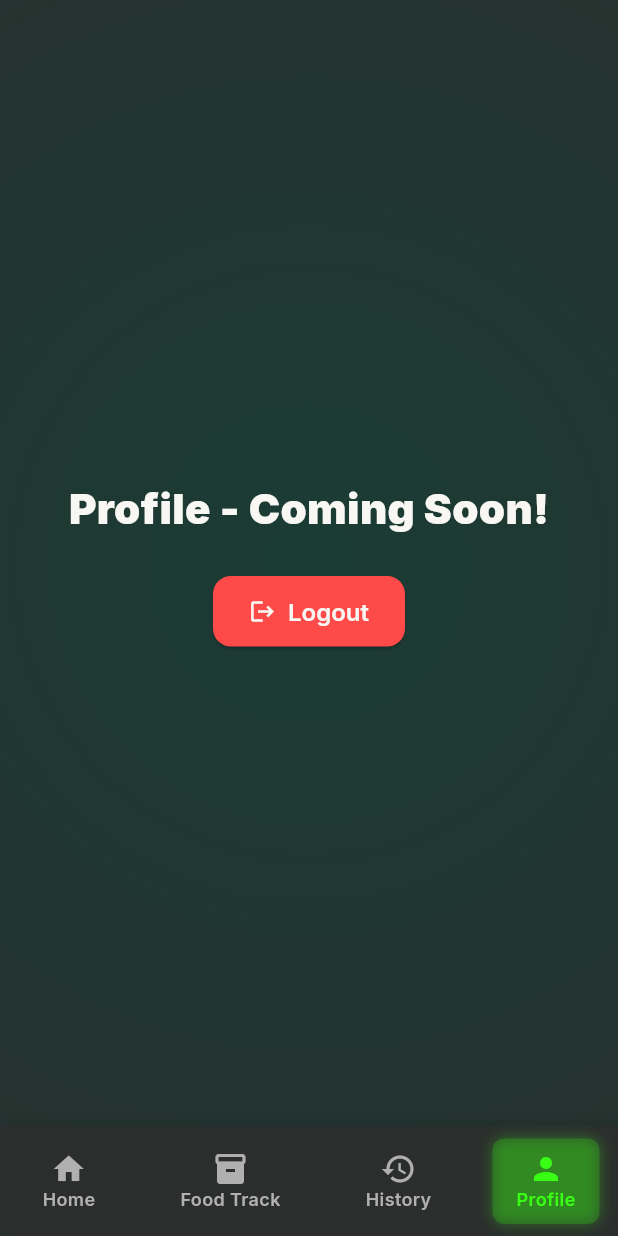
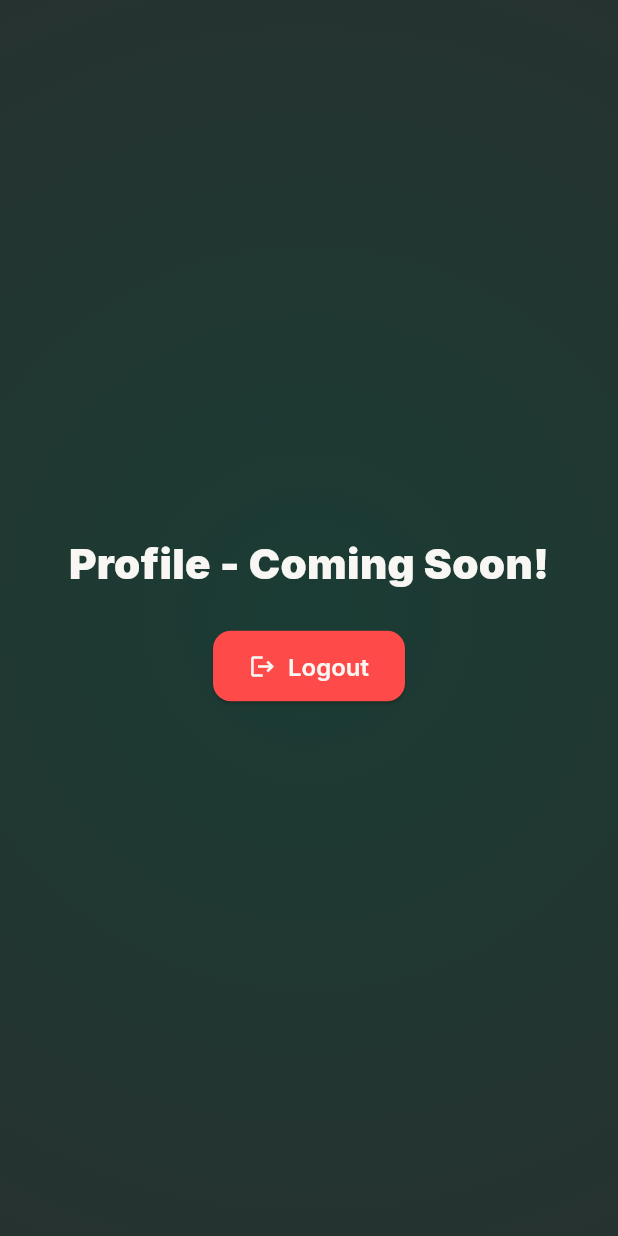
Before and after one commit to sumanthd032/ReNosh-AI, a Flutter app: the ProfileScreen screen opened directly, on a phone screen of 412 x 824 dp. Run offline on Flutter 3.47's test engine with Material 3 defaults, Android fonts, the phone set to English and light mode, and no system bars; our stand-ins replace animated_text_kit, carousel_slider, cloud_firestore, country_code_picker, email_validator, firebase_auth and 4 more; accounts and stored records are empty.

Commit message:
update profile screen

```diff
--- a/lib/screens/profile_screen.dart
+++ b/lib/screens/profile_screen.dart
@@ -3,9 +3,6 @@ import 'package:flutter/services.dart';
 import 'package:google_fonts/google_fonts.dart';
 import 'package:firebase_auth/firebase_auth.dart';
 import 'package:renosh_app/screens/auth_screen/login_screen.dart';
-import 'package:renosh_app/screens/establishment_dashboard.dart';
-import 'package:renosh_app/screens/food_track_screen.dart'; // Assumed file
-import 'package:renosh_app/screens/history_screen.dart'; // Assumed file
 
 class ProfileScreen extends StatelessWidget {
   const ProfileScreen({super.key});
@@ -45,7 +42,6 @@ class ProfileScreen extends StatelessWidget {
                   onPressed: () async {
                     HapticFeedback.mediumImpact();
                     await FirebaseAuth.instance.signOut();
-                    // Replaced Navigator.pushReplacementNamed with Navigator.pushReplacement
                     Navigator.pushReplacement(
                       context,
                       MaterialPageRoute(
@@ -78,114 +74,6 @@ class ProfileScreen extends StatelessWidget {
           ),
         ],
       ),
-      bottomNavigationBar: _buildBottomNavBar(context),
-    );
-  }
-
-  Widget _buildBottomNavBar(BuildContext context) {
-    return Container(
-      padding: const EdgeInsets.symmetric(vertical: 8),
-      decoration: BoxDecoration(
-        color: const Color(0xFF2D2D2D).withOpacity(0.9),
-        boxShadow: [
-          BoxShadow(
-            color: Colors.black.withOpacity(0.1),
-            blurRadius: 8,
-            offset: const Offset(0, -4),
-          ),
-        ],
-      ),
-      child: Row(
-        mainAxisAlignment: MainAxisAlignment.spaceAround,
-        children: [
-          _buildNavItem(
-            'Home',
-            Icons.home,
-            false,
-            () => Navigator.push(
-              context,
-              MaterialPageRoute(
-                builder: (context) => const EstablishmentDashboard(),
-              ),
-            ),
-          ),
-          _buildNavItem(
-            'Food Track',
-            Icons.inventory,
-            false,
-            () => Navigator.push(
-              context,
-              MaterialPageRoute(builder: (context) => const FoodTrackScreen()),
-            ),
-          ),
-          _buildNavItem(
-            'History',
-            Icons.history,
-            false,
-            () => Navigator.push(
-              context,
-              MaterialPageRoute(builder: (context) => const HistoryScreen()),
-            ),
-          ),
-          _buildNavItem('Profile', Icons.person, true, () {}),
-        ],
-      ),
-    );
-  }
-
-  Widget _buildNavItem(
-    String title,
-    IconData icon,
-    bool isActive,
-    VoidCallback onTap,
-  ) {
-    return GestureDetector(
-      onTap: () {
-        HapticFeedback.lightImpact();
-        onTap();
-      },
-      child: AnimatedContainer(
-        duration: const Duration(milliseconds: 200),
-        padding: const EdgeInsets.symmetric(horizontal: 16, vertical: 8),
-        decoration: BoxDecoration(
-          borderRadius: BorderRadius.circular(8),
-          color:
-              isActive
-                  ? const Color(0xFF39FF14).withOpacity(0.2)
-                  : Colors.transparent,
-          boxShadow:
-              isActive
-                  ? [
-                    BoxShadow(
-                      color: const Color(0xFF39FF14).withOpacity(0.3),
-                      blurRadius: 8,
-                    ),
-                  ]
-                  : [],
-        ),
-        child: Column(
-          mainAxisSize: MainAxisSize.min,
-          children: [
-            Icon(
-              icon,
-              size: 24,
-              color:
-                  isActive ? const Color(0xFF39FF14) : const Color(0xFFB0B0B0),
-            ),
-            Text(
-              title,
-              style: GoogleFonts.inter(
-                fontSize: 12,
-                fontWeight: FontWeight.w600,
-                color:
-                    isActive
-                        ? const Color(0xFF39FF14)
-                        : const Color(0xFFB0B0B0),
-              ),
-            ),
-          ],
-        ),
-      ),
     );
   }
 }
```
